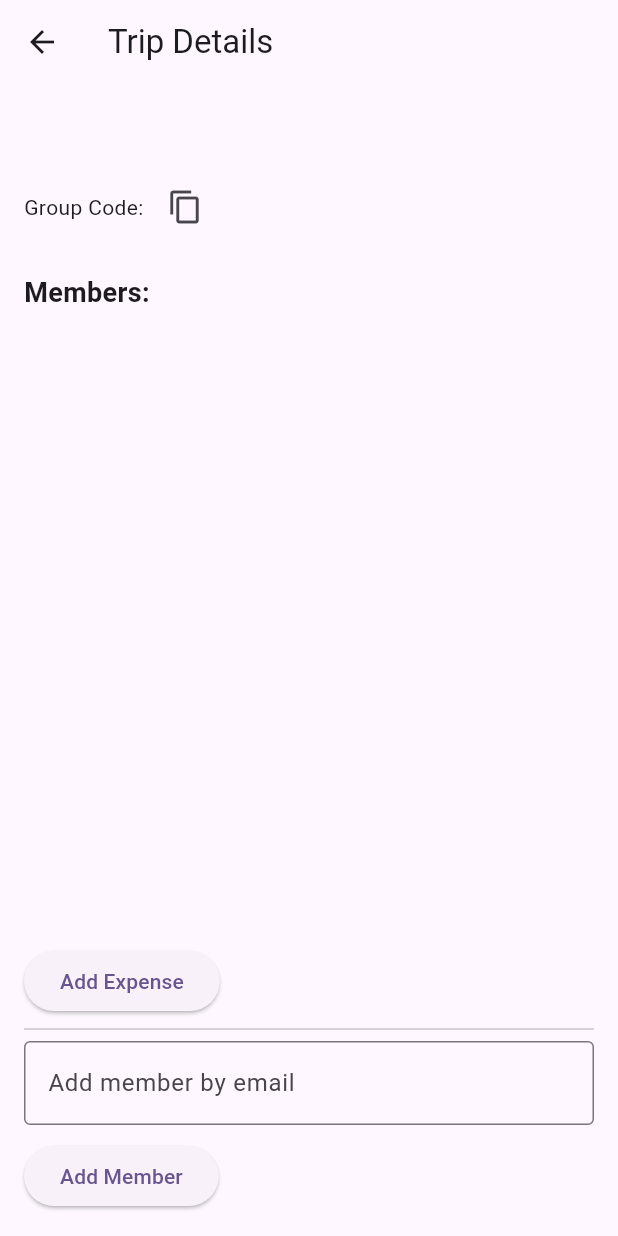
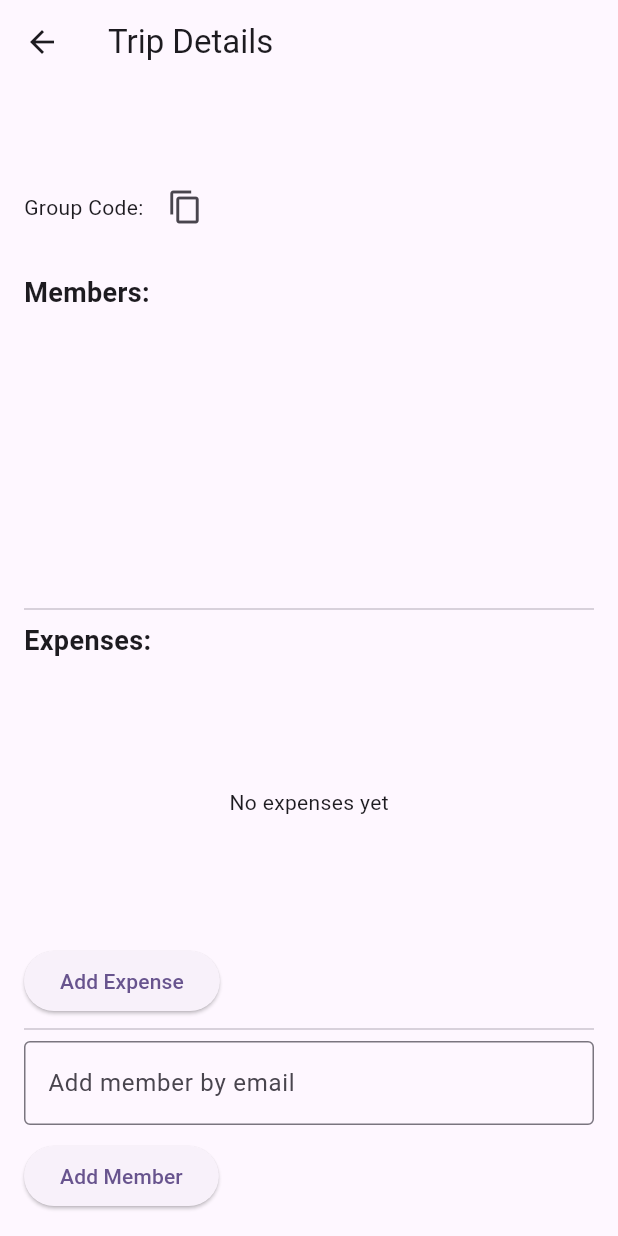
Before and after one commit to rohk30/Own-Splitwise-Copy, a Flutter app: the TripDetailsScreen screen opened directly with empty values, on a phone screen of 412 x 824 dp. Run offline on Flutter 3.47's test engine with Material 3 defaults, Android fonts, the phone set to English and light mode, and no system bars; our stand-ins replace cloud_firestore, firebase_auth, firebase_core, google_fonts, share_plus, shared_preferences; accounts and stored records are empty.

Commit message:
Step 5.2: Basic error + UI improvisations

```diff
--- a/lib/screens/trip_screens/trip_details/trip_details_screen.dart
+++ b/lib/screens/trip_screens/trip_details/trip_details_screen.dart
@@ -4,6 +4,7 @@ import 'package:flutter/material.dart';
 import 'package:flutter/services.dart';
 
 import 'add_expense_screen.dart';
+import 'expense_details_screen.dart';
 
 class TripDetailsScreen extends StatefulWidget {
   final String groupCode;
@@ -144,6 +145,59 @@ class _TripDetailsScreenState extends State<TripDetailsScreen> {
               ),
             ),
             if (isOwner || !isOwner) ...[
+              const Divider(),
+              const Text(
+                'Expenses:',
+                style: TextStyle(fontSize: 18, fontWeight: FontWeight.w600),
+              ),
+              Expanded(
+                child: StreamBuilder<QuerySnapshot>(
+                  stream: FirebaseFirestore.instance
+                      .collection('trips')
+                      .doc(widget.groupCode)
+                      .collection('expenses')
+                      .snapshots(),
+                  builder: (context, snapshot) {
+                    if (!snapshot.hasData) {
+                      return const Center(child: CircularProgressIndicator());
+                    }
+
+                    final expenses = snapshot.data!.docs;
+
+                    if (expenses.isEmpty) {
+                      return const Center(child: Text("No expenses yet"));
+                    }
+
+                    return ListView.builder(
+                      itemCount: expenses.length,
+                      itemBuilder: (context, index) {
+                        final expense = expenses[index];
+                        final data = expense.data() as Map<String, dynamic>;
+                        final String title = data['description'] ?? 'No Title';
+                        // title = title.toCapitalized();
+                        final amount = data['amount'] ?? 0;
+
+                        return ListTile(
+                          title: Text(title),
+                          subtitle: Text('₹$amount'),
+                          onTap: () {
+                            Navigator.push(
+                              context,
+                              MaterialPageRoute(
+                                builder: (_) => ExpenseDetailsScreen(
+                                  tripId: widget.groupCode,
+                                  expenseId: expense.id,
+                                ),
+                              ),
+                            );
+                          },
+                        );
+                      },
+                    );
+                  },
+                ),
+              ),
+
               ElevatedButton(
                 onPressed: () {
                   Navigator.push(
```
Also changed, not shown: lib/screens/trip_screens/trip_details/expense_details_screen.dart (+187 -0 lines).
